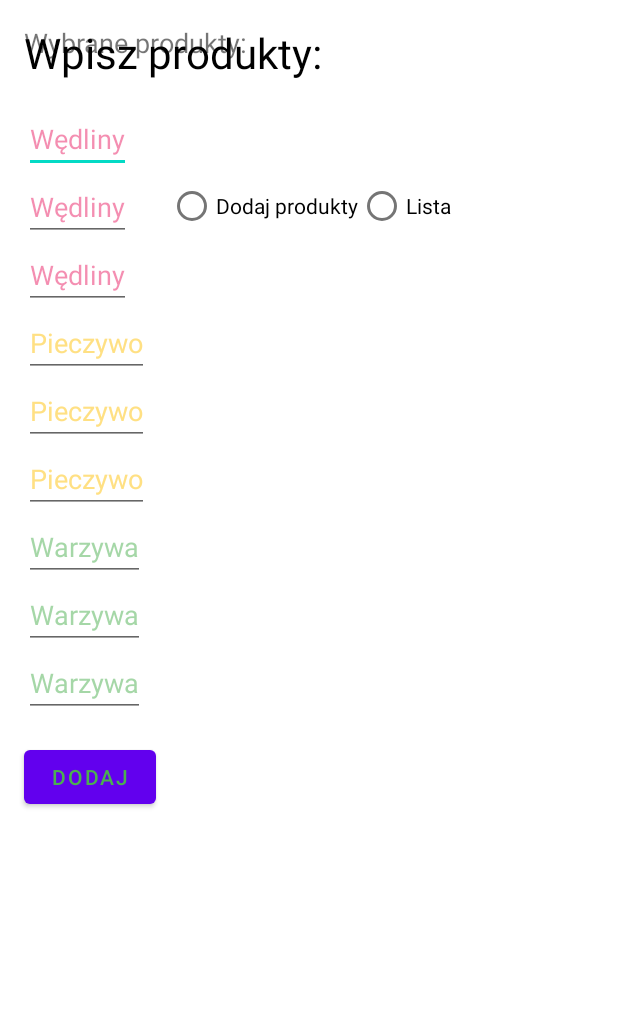
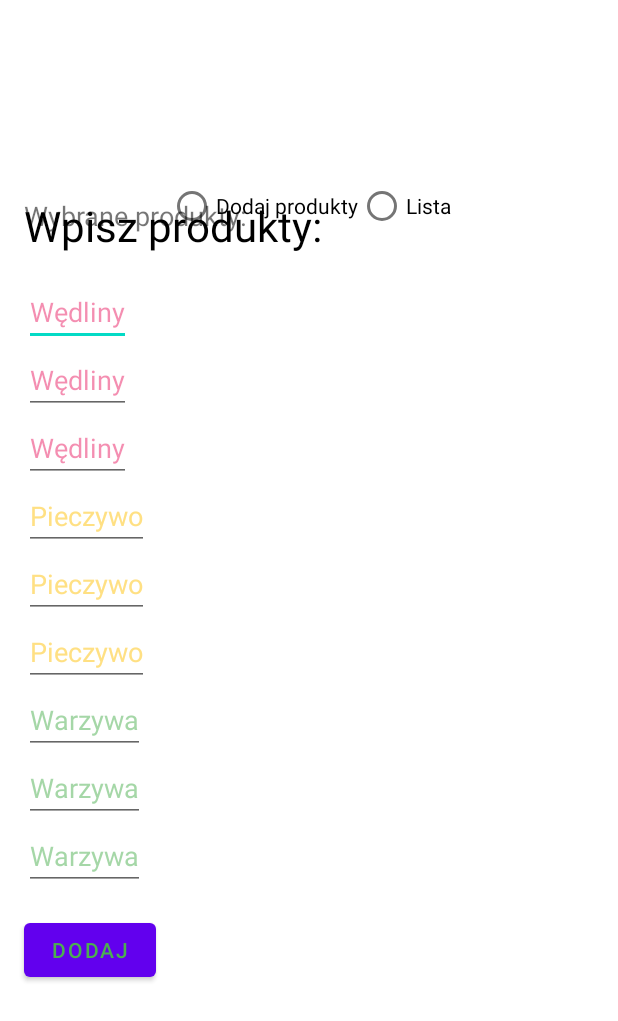
Before and after one commit to TheMajkel01/lista_zakupow, an Android app: the layout activity_main.xml on its own in the app's theme, with its tools: preview values and no code run, on a phone screen of 412 x 824 dp. Shown: the top 1021 px of the screen. Run offline under Robolectric (Android 15) with nearby library versions, the phone set to English and light mode, and no system bars.

```diff
--- a/app/src/main/java/com/example/listazakupow/MainActivity.kt
+++ b/app/src/main/java/com/example/listazakupow/MainActivity.kt
@@ -4,6 +4,8 @@ import androidx.appcompat.app.AppCompatActivity
 import android.os.Bundle
 import android.view.View
 import android.widget.LinearLayout
+import android.widget.RadioButton
+import android.widget.RadioGroup
 
 class MainActivity : AppCompatActivity() {
     override fun onCreate(savedInstanceState: Bundle?) {
@@ -13,7 +15,22 @@ class MainActivity : AppCompatActivity() {
         var addProduct = findViewById<LinearLayout>(R.id.add)
         var productList = findViewById<LinearLayout>(R.id.list)
 
+        var radioGroup = findViewById<RadioGroup>(R.id.choiceGroup)
+
         addProduct.visibility = View.GONE
         productList.visibility = View.GONE
+
+        radioGroup.setOnCheckedChangeListener { _, checkedId ->
+            when (checkedId) {
+                R.id.radioButton -> {
+                    productList.visibility = View.GONE
+                    addProduct.visibility = View.VISIBLE
+                }
+                R.id.radioButton2 -> {
+                    addProduct.visibility = View.GONE
+                    productList.visibility = View.VISIBLE
+                }
+            }
+        }
     }
 }
--- a/app/src/main/res/layout/activity_main.xml
+++ b/app/src/main/res/layout/activity_main.xml
@@ -7,14 +7,15 @@
     tools:context=".MainActivity">
 
     <RadioGroup
+        android:id="@+id/choiceGroup"
         android:layout_width="wrap_content"
         android:layout_height="wrap_content"
         android:layout_marginBottom="550dp"
+        android:orientation="horizontal"
         app:layout_constraintBottom_toBottomOf="parent"
         app:layout_constraintEnd_toEndOf="parent"
         app:layout_constraintStart_toStartOf="parent"
-        app:layout_constraintTop_toTopOf="parent"
-        android:orientation="horizontal">
+        app:layout_constraintTop_toTopOf="parent">
 
         <RadioButton
             android:id="@+id/radioButton"
@@ -28,6 +29,6 @@
             android:layout_height="wrap_content"
             android:text="Lista" />
     </RadioGroup>
-    <include layout="@layout/add_item"> </include>
-    <include layout="@layout/check_item"> </include>
+    <include layout="@layout/check_item"></include>
+    <include layout="@layout/add_item"></include>
 </androidx.constraintlayout.widget.ConstraintLayout>
--- a/app/src/main/res/layout/add_item.xml
+++ b/app/src/main/res/layout/add_item.xml
@@ -1,5 +1,6 @@
 <?xml version="1.0" encoding="utf-8"?>
 <androidx.constraintlayout.widget.ConstraintLayout xmlns:android="http://schemas.android.com/apk/res/android"
+    xmlns:app="http://schemas.android.com/apk/res-auto"
     xmlns:tools="http://schemas.android.com/tools"
     android:layout_width="match_parent"
     android:layout_height="match_parent">
@@ -8,7 +9,12 @@
         android:id="@+id/add"
         android:layout_width="match_parent"
         android:layout_height="match_parent"
-        android:orientation="vertical">
+        android:layout_marginTop="115dp"
+        android:orientation="vertical"
+        app:layout_constraintBottom_toBottomOf="parent"
+        app:layout_constraintEnd_toEndOf="parent"
+        app:layout_constraintStart_toStartOf="parent"
+        app:layout_constraintTop_toTopOf="parent">
 
         <TextView
             android:id="@+id/textView"
--- a/app/src/main/res/layout/check_item.xml
+++ b/app/src/main/res/layout/check_item.xml
@@ -1,5 +1,6 @@
 <?xml version="1.0" encoding="utf-8"?>
 <androidx.constraintlayout.widget.ConstraintLayout xmlns:android="http://schemas.android.com/apk/res/android"
+    xmlns:app="http://schemas.android.com/apk/res-auto"
     android:layout_width="match_parent"
     android:layout_height="match_parent">
 
@@ -7,7 +8,12 @@
         android:id="@+id/list"
         android:layout_width="match_parent"
         android:layout_height="match_parent"
-        android:orientation="vertical">
+        android:layout_marginTop="115dp"
+        android:orientation="vertical"
+        app:layout_constraintBottom_toBottomOf="parent"
+        app:layout_constraintEnd_toEndOf="parent"
+        app:layout_constraintStart_toStartOf="parent"
+        app:layout_constraintTop_toTopOf="parent">
 
         <TextView
             android:id="@+id/textView"
```
